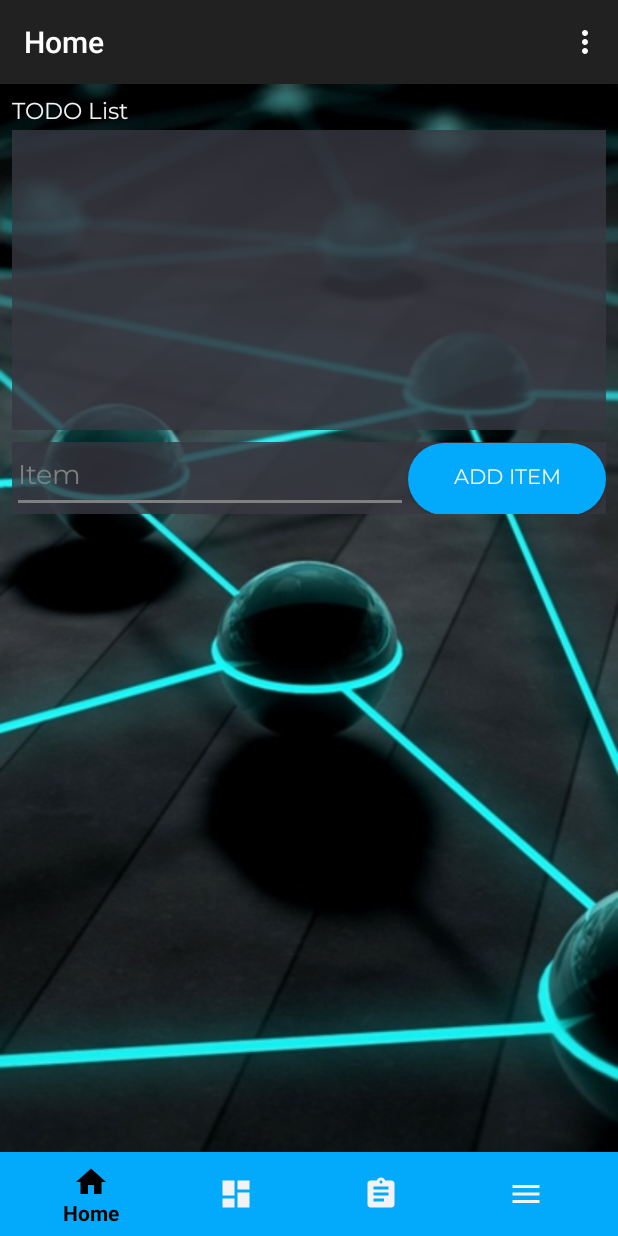
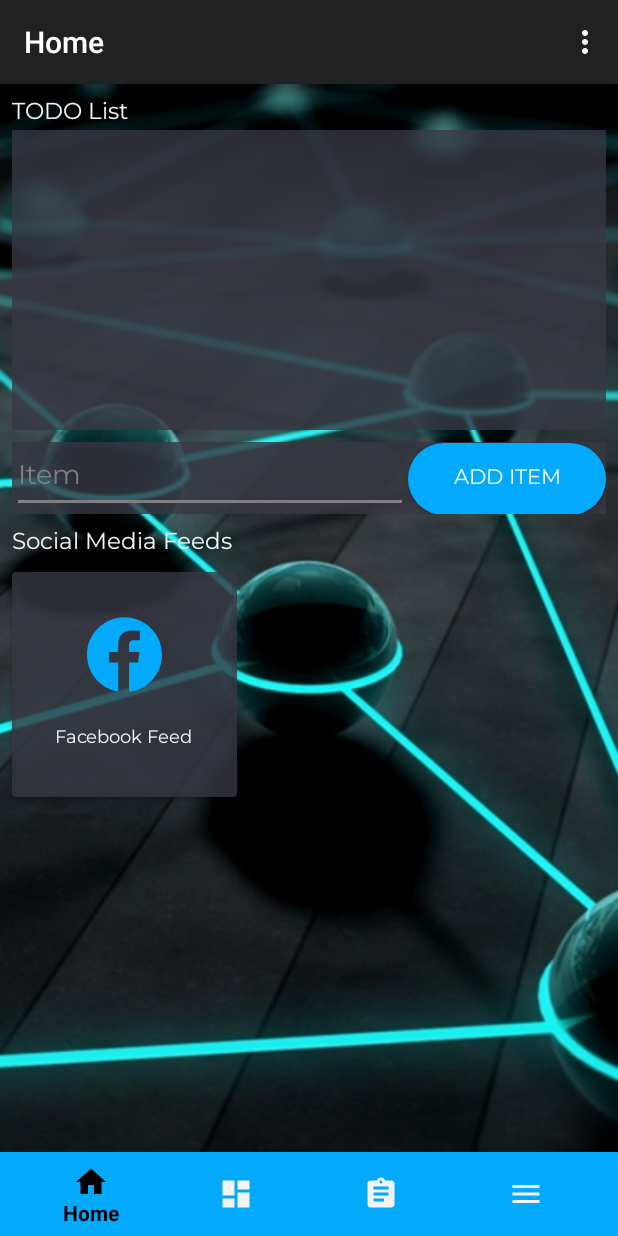
Before and after one commit to cheese-advocate/LinkVantage-Android, an Android app: the DashActivity screen opened directly, with no data from a screen before it, on a phone screen of 412 x 824 dp. Run offline under Robolectric (Android 15) with nearby library versions, the phone set to English and light mode, and no system bars; our stand-ins replace navigation-ui.

Commit message:
Added the ability for users to view the facebook feed of Compulink technologies within the app. Users can navigate back and forth through the facebook feed. If the user is logged into their account or decices to log in they will be able to have full interaction with the Timeline of Compulink Technologies on Facebook.

```diff
--- a/CompulinkApp/app/src/main/java/com/example/compulinkapp/fragments/HomeFragment.java
+++ b/CompulinkApp/app/src/main/java/com/example/compulinkapp/fragments/HomeFragment.java
@@ -10,6 +10,8 @@ import android.view.View;
 import android.view.ViewGroup;
 import android.view.animation.Animation;
 import android.view.animation.AnimationUtils;
+import android.webkit.WebView;
+import android.webkit.WebViewClient;
 import android.widget.AdapterView;
 import android.widget.ArrayAdapter;
 import android.widget.Button;
@@ -18,11 +20,16 @@ import android.widget.ListView;
 import android.widget.Toast;
 import androidx.annotation.NonNull;
 import androidx.annotation.Nullable;
+import androidx.cardview.widget.CardView;
 import androidx.fragment.app.Fragment;
+import androidx.fragment.app.FragmentManager;
+
 import com.example.compulinkapp.activities.DashActivity;
 import com.example.compulinkapp.R;
 import com.example.compulinkapp.classes.FileHelper;
 import com.example.compulinkapp.classes.Notification;
+import com.google.android.material.bottomnavigation.BottomNavigationView;
+
 import java.util.ArrayList;
 import java.util.Calendar;
 
@@ -40,6 +47,14 @@ public class HomeFragment extends Fragment{
     public void onViewCreated(@NonNull View view, @Nullable Bundle savedInstanceState) {
         super.onViewCreated(view, savedInstanceState);
 
+        CardView facebookFeed = view.findViewById(R.id.facebookFeedCard);
+        facebookFeed.setOnClickListener(new View.OnClickListener() {
+            @Override
+            public void onClick(View v) {
+                FragmentManager fragmentManager = getActivity().getSupportFragmentManager();
+                fragmentManager.beginTransaction().replace(R.id.fragment_container, new FacebookFeedFragment()).addToBackStack("Facebook Feed").commit();
+            }
+        });
         /**
          * Initialisation of variables required for home screen list
          */
--- a/CompulinkApp/app/src/main/java/com/example/compulinkapp/fragments/SettingsFragment.java
+++ b/CompulinkApp/app/src/main/java/com/example/compulinkapp/fragments/SettingsFragment.java
@@ -30,7 +30,7 @@ public class SettingsFragment extends Fragment{
             @Override
             public void onClick(View v) {
                 FragmentManager fragmentManager = getActivity().getSupportFragmentManager();
-                fragmentManager.beginTransaction().replace(R.id.fragment_container, new AboutFragment()).addToBackStack(null).commit();
+                fragmentManager.beginTransaction().replace(R.id.fragment_container, new AboutFragment()).addToBackStack("About").commit();
             }
         });
     }
--- a/CompulinkApp/app/src/main/res/layout/fragment_home.xml
+++ b/CompulinkApp/app/src/main/res/layout/fragment_home.xml
@@ -2,6 +2,7 @@
 <ScrollView
     xmlns:android="http://schemas.android.com/apk/res/android"
     xmlns:app="http://schemas.android.com/apk/res-auto"
+    xmlns:tools="http://schemas.android.com/tools"
     android:layout_width="match_parent"
     android:layout_height="match_parent"
     android:fillViewport="true"
@@ -10,7 +11,7 @@
 
     <androidx.constraintlayout.widget.ConstraintLayout
         android:layout_width="match_parent"
-        android:layout_height="wrap_content">
+        android:layout_height="match_parent">
 
         <TextView
             android:id="@+id/txt_todo"
@@ -28,9 +29,9 @@
         <ListView
             android:id="@+id/todo_list"
             android:layout_width="0dp"
+            android:layout_height="200dp"
             android:layout_marginStart="8dp"
             android:layout_marginEnd="8dp"
-            android:layout_height="200dp"
             android:background="@color/seeThrough"
             android:divider="@color/colorAccent"
             android:dividerHeight="1dp"
@@ -40,10 +41,11 @@
             app:layout_constraintTop_toBottomOf="@id/txt_todo" />
 
         <LinearLayout
+            android:id="@+id/inputContainer"
             android:layout_width="0dp"
             android:layout_height="wrap_content"
+            android:layout_marginStart="8dp"
             android:layout_marginTop="8dp"
-            android:layout_marginStart="8dp"
             android:layout_marginEnd="8dp"
             android:background="@color/seeThrough"
             android:orientation="horizontal"
@@ -71,8 +73,62 @@
                 android:background="@drawable/rounded_button"
                 android:fontFamily="@font/montserrat"
                 android:text="Add Item"
-                android:textColor="@color/textColor"/>
+                android:textColor="@color/textColor" />
 
         </LinearLayout>
+
+        <TextView
+            android:id="@+id/socialFeedsText"
+            android:layout_width="wrap_content"
+            android:layout_height="wrap_content"
+            android:layout_marginStart="8dp"
+            android:layout_marginTop="8dp"
+            android:fontFamily="@font/montserrat"
+            android:text="Social Media Feeds"
+            android:textColor="@color/textColor"
+            android:textSize="15dp"
+            app:layout_constraintStart_toStartOf="parent"
+            app:layout_constraintTop_toBottomOf="@+id/inputContainer" />
+
+        <androidx.cardview.widget.CardView
+            android:id="@+id/facebookFeedCard"
+            android:layout_width="150dp"
+            android:layout_height="150dp"
+            android:layout_marginTop="8dp"
+            android:layout_marginStart="8dp"
+            app:cardBackgroundColor="@color/seeThrough"
+            app:layout_constraintStart_toStartOf="parent"
+            app:layout_constraintTop_toBottomOf="@+id/socialFeedsText">
+
+            <ImageView
+                android:layout_width="wrap_content"
+                android:layout_height="wrap_content"
+                android:src="@drawable/ic_facebook"
+                android:layout_gravity="center|top"
+                android:layout_marginTop="30dp"/>
+
+            <TextView
+                android:layout_width="wrap_content"
+                android:layout_height="wrap_content"
+                android:text="Facebook Feed"
+                android:textColor="@color/textColor"
+                android:fontFamily="@font/montserrat"
+                android:textSize="12dp"
+                android:layout_gravity="center|bottom"
+                android:layout_marginBottom="30dp"/>
+
+        </androidx.cardview.widget.CardView>
+
+        <androidx.constraintlayout.widget.Guideline
+            android:id="@+id/guideline5"
+            android:layout_width="wrap_content"
+            android:layout_height="wrap_content"
+            android:orientation="vertical"
+            app:layout_constraintEnd_toEndOf="parent"
+            app:layout_constraintGuide_begin="20dp"
+            app:layout_constraintStart_toStartOf="parent"
+            app:layout_constraintGuide_percent="0.5"/>
+
+
     </androidx.constraintlayout.widget.ConstraintLayout>
 </ScrollView>
--- a/CompulinkApp/app/src/main/res/navigation/nav_graph.xml
+++ b/CompulinkApp/app/src/main/res/navigation/nav_graph.xml
@@ -44,4 +44,9 @@
         android:name="com.example.compulinkapp.fragments.AboutFragment"
         android:label="AboutFragment"
         tools:layout="@layout/fragment_about"/>
+    <fragment
+        android:id="@+id/facebookFeedFragment"
+        android:name="com.example.compulinkapp.fragments.FacebookFeedFragment"
+        android:label="FacebookFeedFragment"
+        tools:layout="@layout/fragment_facebook_feed"/>
 </navigation>
```
Also changed, not shown: CompulinkApp/app/src/main/java/com/example/compulinkapp/activities/DashActivity.java (+5 -2 lines), CompulinkApp/app/src/main/java/com/example/compulinkapp/fragments/FacebookFeedFragment.java (added, +64 -0 lines), CompulinkApp/app/src/main/java/com/example/compulinkapp/fragments/MoreFragment.java (+28 -7 lines), CompulinkApp/app/src/main/res/layout/fragment_facebook_feed.xml (added, +19 -0 lines).
